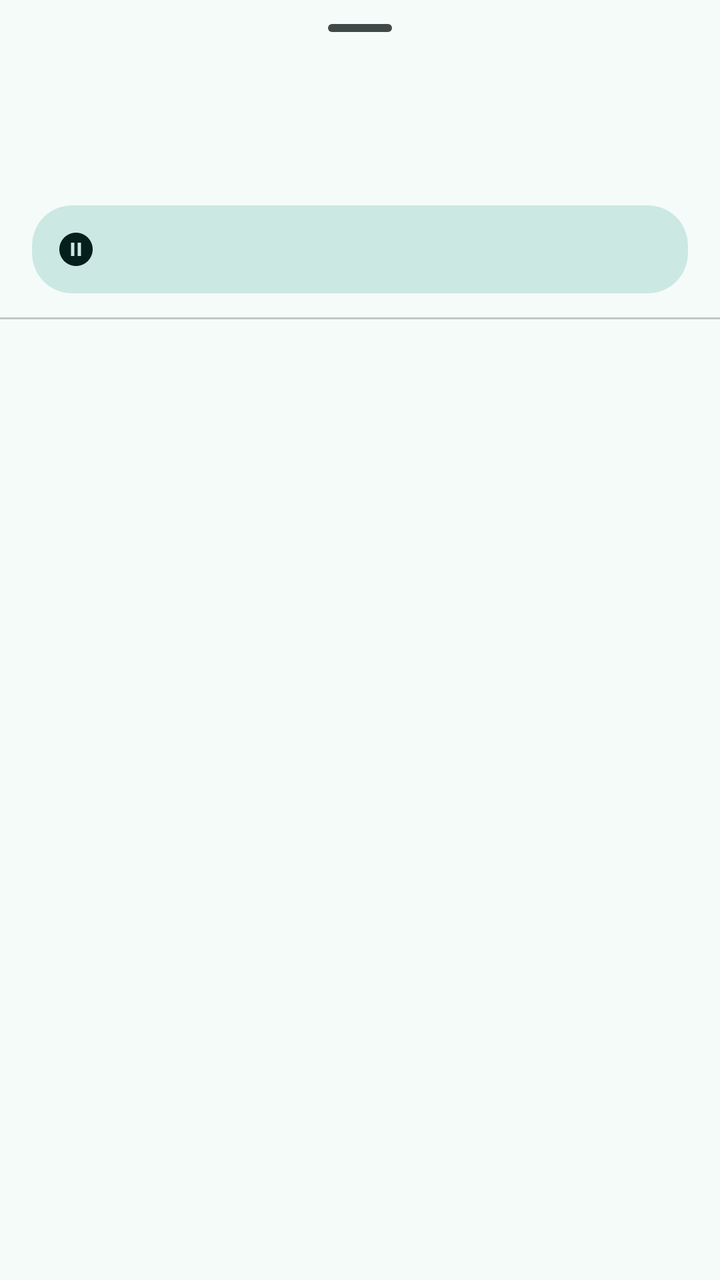
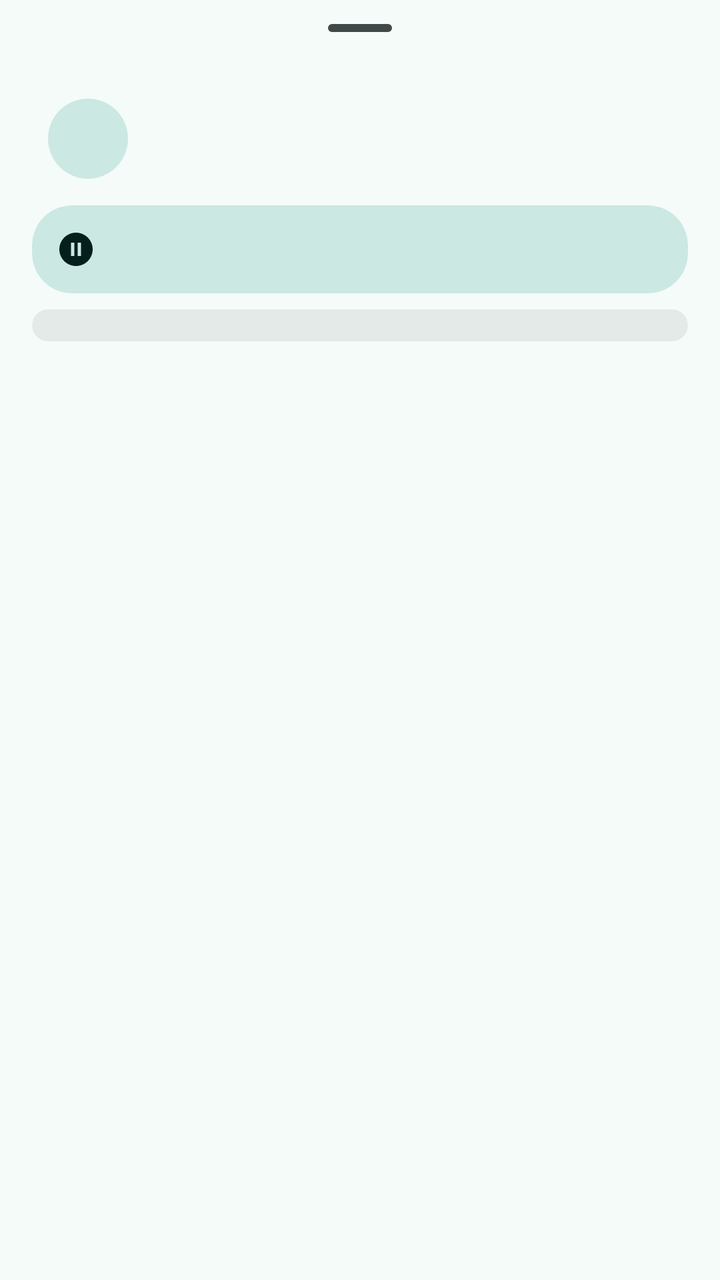

Screens rendered from an Android XML layout before and after an edit, with the pre-edit source and the edit as a unified diff.
<!-- AndroidManifest.xml: application theme Theme.BankSync -->
<!-- res/layout/sheet_actions.xml -->
<?xml version="1.0" encoding="utf-8"?>
<androidx.core.widget.NestedScrollView xmlns:android="http://schemas.android.com/apk/res/android"
    xmlns:app="http://schemas.android.com/apk/res-auto"
    android:layout_width="match_parent"
    android:layout_height="wrap_content">

    <LinearLayout
        android:layout_width="match_parent"
        android:layout_height="wrap_content"
        android:orientation="vertical"
        android:paddingBottom="16dp">

        <com.google.android.material.bottomsheet.BottomSheetDragHandleView
            android:layout_width="match_parent"
            android:layout_height="wrap_content" />

        <LinearLayout
            android:layout_width="match_parent"
            android:layout_height="wrap_content"
            android:gravity="center_vertical"
            android:orientation="horizontal"
            android:paddingStart="24dp"
            android:paddingEnd="24dp"
            android:paddingBottom="12dp">

            <ImageView
                android:id="@+id/sheetIcon"
                android:layout_width="40dp"
                android:layout_height="40dp"
                android:importantForAccessibility="no" />

            <LinearLayout
                android:layout_width="0dp"
                android:layout_height="wrap_content"
                android:layout_marginStart="16dp"
                android:layout_weight="1"
                android:orientation="vertical">

                <TextView
                    android:id="@+id/sheetTitle"
                    android:layout_width="match_parent"
                    android:layout_height="wrap_content"
                    android:ellipsize="end"
                    android:maxLines="2"
                    android:textAppearance="?attr/textAppearanceTitleMedium" />

                <TextView
                    android:id="@+id/sheetSub"
                    android:layout_width="match_parent"
                    android:layout_height="wrap_content"
                    android:layout_marginTop="2dp"
                    android:textAppearance="?attr/textAppearanceBodyMedium"
                    android:textColor="?attr/colorOnSurfaceVariant" />
            </LinearLayout>

            <TextView
                android:id="@+id/sheetAmount"
                android:layout_width="wrap_content"
                android:layout_height="wrap_content"
                android:layout_marginStart="12dp"
                android:fontFeatureSettings="tnum"
                android:textAppearance="?attr/textAppearanceTitleMedium" />
        </LinearLayout>

        
        <com.google.android.material.card.MaterialCardView
            android:id="@+id/sheetPaused"
            android:layout_width="match_parent"
            android:layout_height="wrap_content"
            android:layout_marginStart="16dp"
            android:layout_marginEnd="16dp"
            android:layout_marginBottom="8dp"
            app:cardBackgroundColor="?attr/colorSecondaryContainer">

            <LinearLayout
                android:layout_width="match_parent"
                android:layout_height="wrap_content"
                android:gravity="center_vertical"
                android:orientation="horizontal"
                android:padding="12dp">

                <ImageView
                    android:layout_width="20dp"
                    android:layout_height="20dp"
                    android:importantForAccessibility="no"
                    android:src="@drawable/ic_pause_circle"
                    android:tint="?attr/colorOnSecondaryContainer" />

                <TextView
                    android:id="@+id/sheetPausedText"
                    android:layout_width="0dp"
                    android:layout_height="wrap_content"
                    android:layout_marginStart="12dp"
                    android:layout_weight="1"
                    android:textAppearance="?attr/textAppearanceBodySmall"
                    android:textColor="?attr/colorOnSecondaryContainer" />
            </LinearLayout>
        </com.google.android.material.card.MaterialCardView>

        <com.google.android.material.divider.MaterialDivider
            android:layout_width="match_parent"
            android:layout_height="wrap_content"
            android:layout_marginTop="4dp"
            android:layout_marginBottom="4dp" />

        <LinearLayout
            android:id="@+id/sheetActions"
            android:layout_width="match_parent"
            android:layout_height="wrap_content"
            android:orientation="vertical" />
    </LinearLayout>
</androidx.core.widget.NestedScrollView>
<!-- resources referenced by this layout -->
<resources>
  <!-- drawable ic_pause_circle (drawable) -->
  <?xml version="1.0" encoding="utf-8"?>
  <vector xmlns:android="http://schemas.android.com/apk/res/android"
      android:width="24dp"
      android:height="24dp"
      android:viewportWidth="24"
      android:viewportHeight="24">
      <path android:fillColor="#FF000000" android:pathData="M12,2C6.48,2 2,6.48 2,12s4.48,10 10,10 10,-4.48 10,-10S17.52,2 12,2zM11,16L9,16L9,8h2v8zM15,16h-2L13,8h2v8z" />
  </vector>
  <style name="Theme.BankSync" parent="Theme.Material3.DayNight.NoActionBar">
          <item name="colorPrimary">#006A60</item>
          <item name="colorOnPrimary">#FFFFFF</item>
          <item name="colorPrimaryContainer">#74F8E5</item>
          <item name="colorOnPrimaryContainer">#00201C</item>
          <item name="colorSecondary">#4A635F</item>
          <item name="colorOnSecondary">#FFFFFF</item>
          <item name="colorSecondaryContainer">#CCE8E2</item>
          <item name="colorOnSecondaryContainer">#05201C</item>
          <item name="colorTertiary">#456179</item>
          <item name="colorOnTertiary">#FFFFFF</item>
          <item name="colorTertiaryContainer">#CCE5FF</item>
          <item name="colorOnTertiaryContainer">#001E31</item>
          <item name="colorError">#BA1A1A</item>
          <item name="colorOnError">#FFFFFF</item>
          <item name="colorErrorContainer">#FFDAD6</item>
          <item name="colorOnErrorContainer">#410002</item>
          <item name="android:colorBackground">#F4FBF8</item>
          <item name="colorOnBackground">#161D1C</item>
          <item name="colorSurface">#F4FBF8</item>
          <item name="colorOnSurface">#161D1C</item>
          <item name="colorSurfaceVariant">#DAE5E1</item>
          <item name="colorOnSurfaceVariant">#3F4947</item>
          <item name="colorOutline">#6F7977</item>
          <item name="colorOutlineVariant">#BEC9C6</item>
          <item name="colorSurfaceContainerLowest">#FFFFFF</item>
          <item name="colorSurfaceContainerLow">#EEF5F2</item>
          <item name="colorSurfaceContainer">#E9EFEC</item>
          <item name="colorSurfaceContainerHigh">#E3EAE7</item>
          <item name="colorSurfaceContainerHighest">#DDE4E1</item>
          <item name="colorSurfaceDim">#D5DBD9</item>
          <item name="colorSurfaceBright">#F4FBF8</item>
          <item name="colorSurfaceInverse">#2B3230</item>
          <item name="colorOnSurfaceInverse">#ECF2EF</item>
          <item name="colorPrimaryInverse">#53DBC9</item>
          <item name="materialCardViewStyle">@style/Widget.BankSync.Card</item>
          <item name="shapeAppearanceCornerLarge">@style/ShapeAppearance.BankSync.Large</item>
          <item name="shapeAppearanceCornerExtraLarge">@style/ShapeAppearance.BankSync.ExtraLarge</item>
      </style>
  <style name="Widget.BankSync.Card" parent="Widget.Material3.CardView.Filled">
          <item name="cardBackgroundColor">?attr/colorSurfaceContainerLow</item>
          <item name="shapeAppearance">@style/ShapeAppearance.BankSync.Large</item>
      </style>
  <style name="ShapeAppearance.BankSync.Large" parent="ShapeAppearance.Material3.Corner.Large">
          <item name="cornerSize">20dp</item>
      </style>
  <style name="ShapeAppearance.BankSync.ExtraLarge" parent="ShapeAppearance.Material3.Corner.ExtraLarge">
          <item name="cornerSize">28dp</item>
      </style>
</resources>

<!-- the commit's change to res/layout/sheet_actions.xml (unified diff, before → after) -->
@@ -23,11 +23,27 @@
             android:paddingEnd="24dp"
             android:paddingBottom="12dp">
 
-            <ImageView
-                android:id="@+id/sheetIcon"
+            
+            <FrameLayout
                 android:layout_width="40dp"
-                android:layout_height="40dp"
-                android:importantForAccessibility="no" />
+                android:layout_height="40dp">
+
+                <ImageView
+                    android:id="@+id/sheetIcon"
+                    style="@style/Widget.BankSync.RowIcon" />
+
+                <TextView
+                    android:id="@+id/sheetMonogram"
+                    android:layout_width="match_parent"
+                    android:layout_height="match_parent"
+                    android:background="@drawable/bg_circle"
+                    android:backgroundTint="?attr/colorSecondaryContainer"
+                    android:gravity="center"
+                    android:importantForAccessibility="no"
+                    android:textAppearance="?attr/textAppearanceTitleMedium"
+                    android:textColor="?attr/colorOnSecondaryContainer"
+                    android:visibility="gone" />
+            </FrameLayout>
 
             <LinearLayout
                 android:layout_width="0dp"
@@ -64,7 +80,7 @@
 
         
         <com.google.android.material.card.MaterialCardView
-            android:id="@+id/sheetPaused"
+            android:id="@+id/sheetNote"
             android:layout_width="match_parent"
             android:layout_height="wrap_content"
             android:layout_marginStart="16dp"
@@ -80,6 +96,7 @@
                 android:padding="12dp">
 
                 <ImageView
+                    android:id="@+id/sheetNoteIcon"
                     android:layout_width="20dp"
                     android:layout_height="20dp"
                     android:importantForAccessibility="no"
@@ -87,7 +104,7 @@
                     android:tint="?attr/colorOnSecondaryContainer" />
 
                 <TextView
-                    android:id="@+id/sheetPausedText"
+                    android:id="@+id/sheetNoteText"
                     android:layout_width="0dp"
                     android:layout_height="wrap_content"
                     android:layout_marginStart="12dp"
@@ -97,11 +114,25 @@
             </LinearLayout>
         </com.google.android.material.card.MaterialCardView>
 
-        <com.google.android.material.divider.MaterialDivider
+        
+        <com.google.android.material.card.MaterialCardView
             android:layout_width="match_parent"
             android:layout_height="wrap_content"
-            android:layout_marginTop="4dp"
-            android:layout_marginBottom="4dp" />
+            android:layout_marginStart="16dp"
+            android:layout_marginEnd="16dp"
+            android:layout_marginBottom="8dp"
+            app:cardBackgroundColor="?attr/colorSurfaceContainerHigh">
+
+            <LinearLayout
+                android:id="@+id/sheetFacts"
+                android:layout_width="match_parent"
+                android:layout_height="wrap_content"
+                android:orientation="vertical"
+                android:paddingStart="16dp"
+                android:paddingTop="8dp"
+                android:paddingEnd="16dp"
+                android:paddingBottom="8dp" />
+        </com.google.android.material.card.MaterialCardView>
 
         <LinearLayout
             android:id="@+id/sheetActions"
<!-- resource entries referenced after the edit -->
@@ -1,5 +1,10 @@
 <!-- resources referenced by this layout -->
 <resources>
+  <!-- drawable bg_circle (drawable) -->
+  <?xml version="1.0" encoding="utf-8"?>
+  <shape xmlns:android="http://schemas.android.com/apk/res/android" android:shape="oval">
+      <solid android:color="#FFFFFFFF" />
+  </shape>
   <!-- drawable ic_pause_circle (drawable) -->
   <?xml version="1.0" encoding="utf-8"?>
   <vector xmlns:android="http://schemas.android.com/apk/res/android"
@@ -9,6 +14,15 @@
       android:viewportHeight="24">
       <path android:fillColor="#FF000000" android:pathData="M12,2C6.48,2 2,6.48 2,12s4.48,10 10,10 10,-4.48 10,-10S17.52,2 12,2zM11,16L9,16L9,8h2v8zM15,16h-2L13,8h2v8z" />
   </vector>
+  <style name="Widget.BankSync.RowIcon" parent="">
+          <item name="android:layout_width">40dp</item>
+          <item name="android:layout_height">40dp</item>
+          <item name="android:padding">8dp</item>
+          <item name="android:background">@drawable/bg_circle</item>
+          <item name="android:backgroundTint">?attr/colorSecondaryContainer</item>
+          <item name="tint">?attr/colorOnSecondaryContainer</item>
+          <item name="android:importantForAccessibility">no</item>
+      </style>
   <style name="Theme.BankSync" parent="Theme.Material3.DayNight.NoActionBar">
           <item name="colorPrimary">#006A60</item>
           <item name="colorOnPrimary">#FFFFFF</item>
